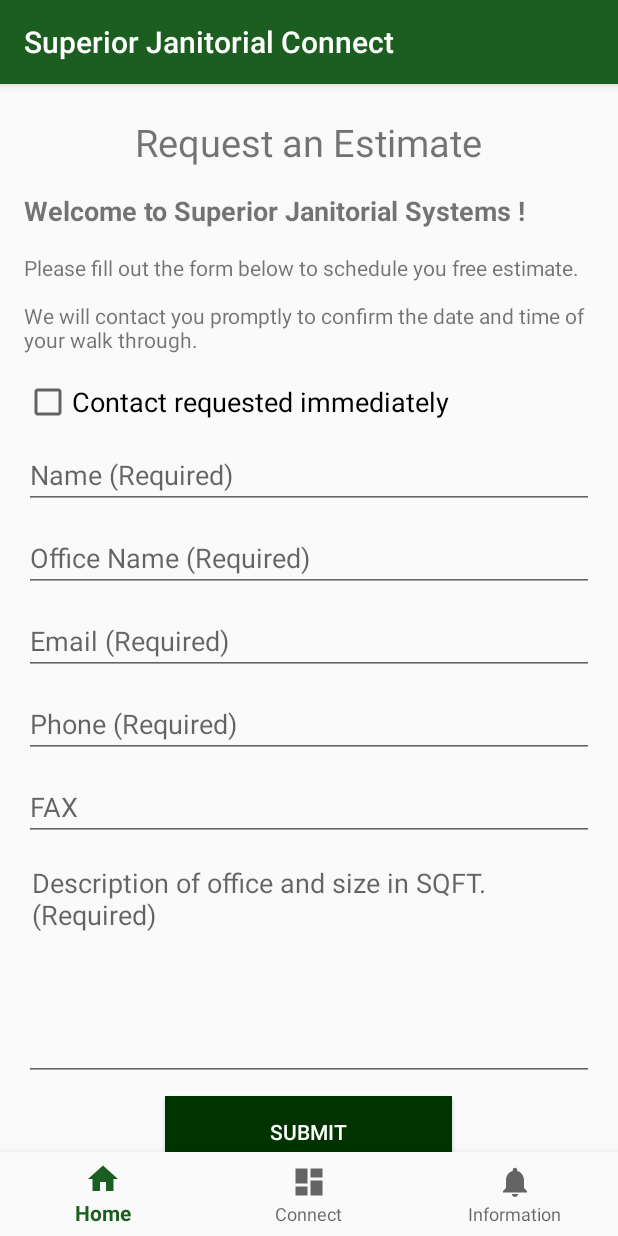
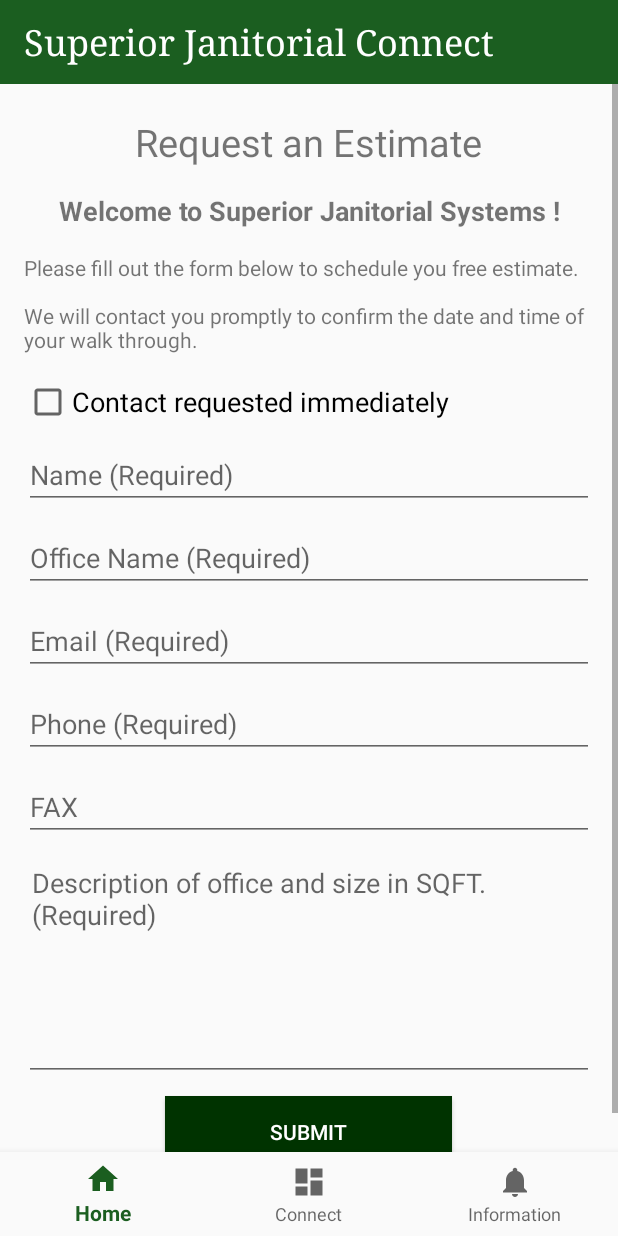
Before and after one commit to jasensanders/CompanyConnect, an Android app: the fragment EstimateFragment placed in its activity, on a phone screen of 412 x 824 dp. Run offline under Robolectric (Android 15) with nearby library versions, the phone set to English and light mode, and no system bars.

Commit message:
AppBar for Title added.

```diff
--- a/app/src/main/java/com/enrandomlabs/jasensanders/v1/superiorconnect/MainActivity.java
+++ b/app/src/main/java/com/enrandomlabs/jasensanders/v1/superiorconnect/MainActivity.java
@@ -10,6 +10,7 @@ import android.support.design.widget.BottomNavigationView;
 import android.support.v4.app.Fragment;
 import android.support.v4.content.LocalBroadcastManager;
 import android.support.v7.app.AppCompatActivity;
+import android.support.v7.widget.Toolbar;
 import android.util.Log;
 import android.view.MenuItem;
 import android.widget.Toast;
@@ -64,6 +65,8 @@ public class MainActivity extends AppCompatActivity implements ConnectFragment.O
     protected void onCreate(Bundle savedInstanceState) {
         super.onCreate(savedInstanceState);
         setContentView(R.layout.activity_main);
+        Toolbar myToolbar = (Toolbar) findViewById(R.id.toolbar);
+        setSupportActionBar(myToolbar);
 
         //Setup correct fragment
         if(savedInstanceState != null){
@@ -99,7 +102,7 @@ public class MainActivity extends AppCompatActivity implements ConnectFragment.O
         public void onReceive(Context context, Intent intent) {
             String action = intent.getAction();
 
-            if(action.matches(SERVICE_EVENT_SEND)) {
+            if(action != null && action.matches(SERVICE_EVENT_SEND)) {
                 String[] result = intent.getStringArrayExtra(SERVICE_EXTRA_RESPONSE);
                 String message = result[0];
                 Toast.makeText(getApplicationContext(), "Message sent: " + message, Toast.LENGTH_LONG ).show();
--- a/app/src/main/res/layout/activity_main.xml
+++ b/app/src/main/res/layout/activity_main.xml
@@ -7,16 +7,27 @@
     android:layout_height="match_parent"
     tools:context=".MainActivity">
 
+    <android.support.v7.widget.Toolbar
+        android:id="@+id/toolbar"
+        android:layout_width="match_parent"
+        android:layout_height="?attr/actionBarSize"
+        android:background="?attr/colorPrimary"
+        android:theme="@style/ThemeOverlay.AppCompat.ActionBar"
+        app:popupTheme="@style/ThemeOverlay.AppCompat.Light"
+        app:title="@string/app_name"
+        app:titleTextAppearance="@style/AppTitle"
+        app:titleTextColor="@color/primaryWhite" />
+
     <FrameLayout
         android:layout_width="match_parent"
         android:layout_height="match_parent"
+        android:layout_marginTop="?attr/actionBarSize"
+        android:layout_marginBottom="56dp"
         android:id="@+id/nav_container"
-        app:layout_constraintBottom_toTopOf="@id/navigation">
+        app:layout_constraintBottom_toTopOf="@id/navigation"
+        app:layout_constraintTop_toBottomOf="@id/toolbar">
 
     </FrameLayout>
-
-
-
 
     <android.support.design.widget.BottomNavigationView
         android:id="@+id/navigation"
--- a/app/src/main/res/layout/fragment_estimate.xml
+++ b/app/src/main/res/layout/fragment_estimate.xml
@@ -32,6 +32,7 @@
                 android:layout_width="match_parent"
                 android:layout_height="wrap_content"
                 android:text="@string/estimate_fragment_text_welcome"
+                android:gravity="center_horizontal"
                 android:textSize="18sp"
                 android:textStyle="bold" />
             <TextView
--- a/app/src/main/res/values/colors.xml
+++ b/app/src/main/res/values/colors.xml
@@ -1,7 +1,7 @@
 <?xml version="1.0" encoding="utf-8"?>
 <resources>
     <color name="colorPrimary">#1B5E20</color>
-    <color name="primaryWhite">#FFFFFF</color>
+    <color name="primaryWhite">#ffffff</color>
     <color name="colorPrimaryDark">#003300</color>
     <color name="colorAccent">#5E1B5A</color>
     <color name="colorPrimaryLight">#4C8C4A</color>
--- a/app/src/main/res/values/styles.xml
+++ b/app/src/main/res/values/styles.xml
@@ -1,7 +1,7 @@
 <resources>
 
     <!-- Base application theme. -->
-    <style name="AppTheme" parent="Theme.AppCompat.Light.DarkActionBar">
+    <style name="AppTheme" parent="Theme.AppCompat.Light.NoActionBar">
         <!-- Customize your theme here. -->
         <item name="colorPrimary">@color/colorPrimary</item>
         <item name="colorPrimaryDark">@color/colorPrimaryDark</item>
@@ -17,4 +17,8 @@
         <item name="android:layout_marginTop">3dp</item>
     </style>
 
+    <style name="AppTitle" parent="TextAppearance.AppCompat.Headline">
+        <item name="android:fontFamily">serif</item>
+    </style>
+
 </resources>
```
